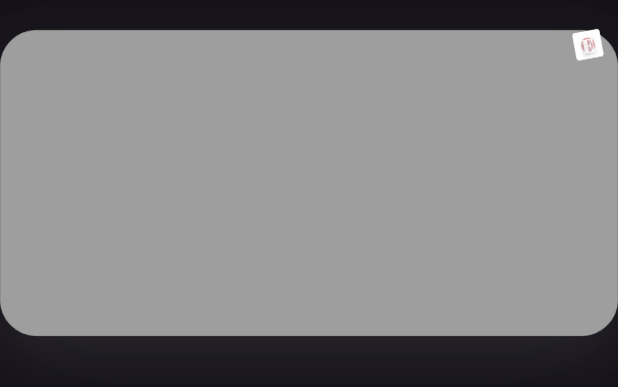
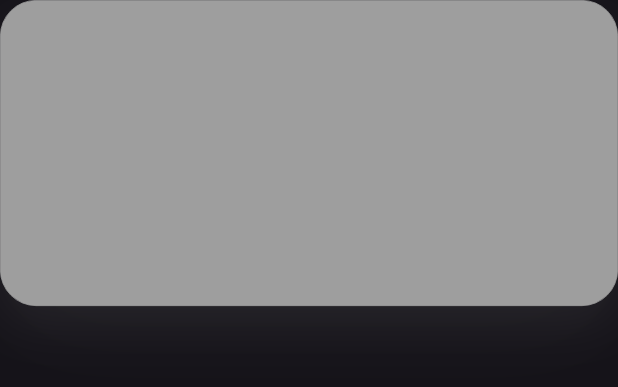
Before and after one commit to vironsided/GastroVoyage, a Flutter app: the PassportCard widget shown alone on an empty page, opened directly with empty values, on a phone screen of 412 x 824 dp. Shown: the top 387 px of the screen. Run offline on Flutter 3.47's test engine with Material 3 defaults, Android fonts, the phone set to English and light mode, and no system bars; drawn by our look-alikes of flutter_animate; our stand-ins replace cached_network_image, dio, flutter_map, flutter_riverpod, flutter_svg, go_router and 9 more; missing offline and left inert: page_flip; accounts and stored records are empty; network calls fail.

Commit message:
Remove floating wax-seal initial sticker from Culinary Passport card
The small tilted disc with the user's initial in the top-right of the
hero passport card read as clutter — the initial already appears on
the avatar in the header above it, so the sticker added no new
information while breaking the clean rectangular outline of the card.

Cleanup:
- Drop the Positioned WaxSeal child and its fadeIn + scale animations.
- Collapse the outer Stack to a plain Container (only one child left).
- Drop the GS.s20 top margin that existed solely to let the seal
  protrude above the card edge — without the seal the dashboard stack
  reads more compactly.
- Drop the unused `initial` local and the unused flutter_animate
  import (no remaining .animate() calls in this file).

WaxSeal stays in the UI kit — still used on the account screen, the
public-passport screen, the couples-journey week card, and the design
showcase. Only the passport-card usage is removed.

```diff
--- a/mobile/lib/features/dashboard/widgets/passport_card.dart
+++ b/mobile/lib/features/dashboard/widgets/passport_card.dart
@@ -1,7 +1,6 @@
 import 'dart:math' as math;
 
 import 'package:flutter/material.dart';
-import 'package:flutter_animate/flutter_animate.dart';
 import 'package:google_fonts/google_fonts.dart';
 import 'package:lucide_icons/lucide_icons.dart';
 
@@ -13,8 +12,7 @@ import 'package:mobile/ui/ui.dart';
 import 'scrapbook_bits.dart';
 
 /// The "Culinary Passport" hero card — a passport-page styled progress panel
-/// with a mode accent strip, a progress ring, a faux postmark and a wax seal
-/// pressed onto the corner.
+/// with a mode accent strip, a progress ring, and a faux postmark.
 class PassportCard extends StatelessWidget {
   const PassportCard({
     super.key,
@@ -30,15 +28,11 @@ class PassportCard extends StatelessWidget {
     final progress = profile.totalCountries > 0
         ? profile.visitedCount / profile.totalCountries
         : 0.0;
-    final initial = profile.displayName.isNotEmpty
-        ? profile.displayName[0].toUpperCase()
-        : 'E';
 
-    return Stack(
-      clipBehavior: Clip.none,
-      children: [
-        Container(
-          margin: const EdgeInsets.only(top: GS.s20),
+    // Plain Container — no outer Stack and no top margin. The previous
+    // wax-seal sticker needed the Stack (for the Positioned overlay) and the
+    // GS.s20 top margin (for the seal to protrude). Both are gone now.
+    return Container(
       decoration: BoxDecoration(
         color: config.surface,
         borderRadius: BorderRadius.circular(GS.r24),
@@ -202,29 +196,6 @@ class PassportCard extends StatelessWidget {
           ],
         ),
       ),
-        ),
-
-        // ── Wax seal pressed onto the top-right corner ────────────────────
-        Positioned(
-          top: 2,
-          right: -8,
-          child: WaxSeal(
-            config: config,
-            size: 56,
-            label: initial,
-            rotation: -0.18,
-          )
-              .animate()
-              .fadeIn(duration: GS.slow, delay: GS.stagger(2))
-              .scale(
-                begin: const Offset(1.5, 1.5),
-                end: const Offset(1, 1),
-                duration: GS.slow,
-                delay: GS.stagger(2),
-                curve: GS.smooth,
-              ),
-        ),
-      ],
     );
   }
 }
```
Lines whose indentation alone changed are shown as unchanged.
